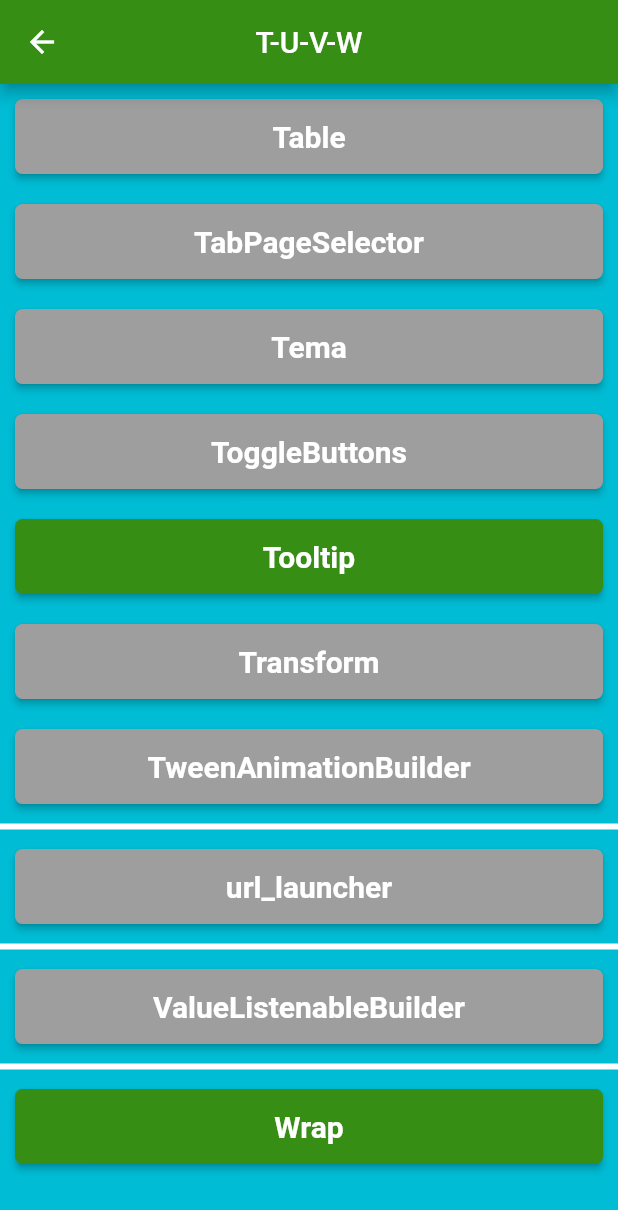
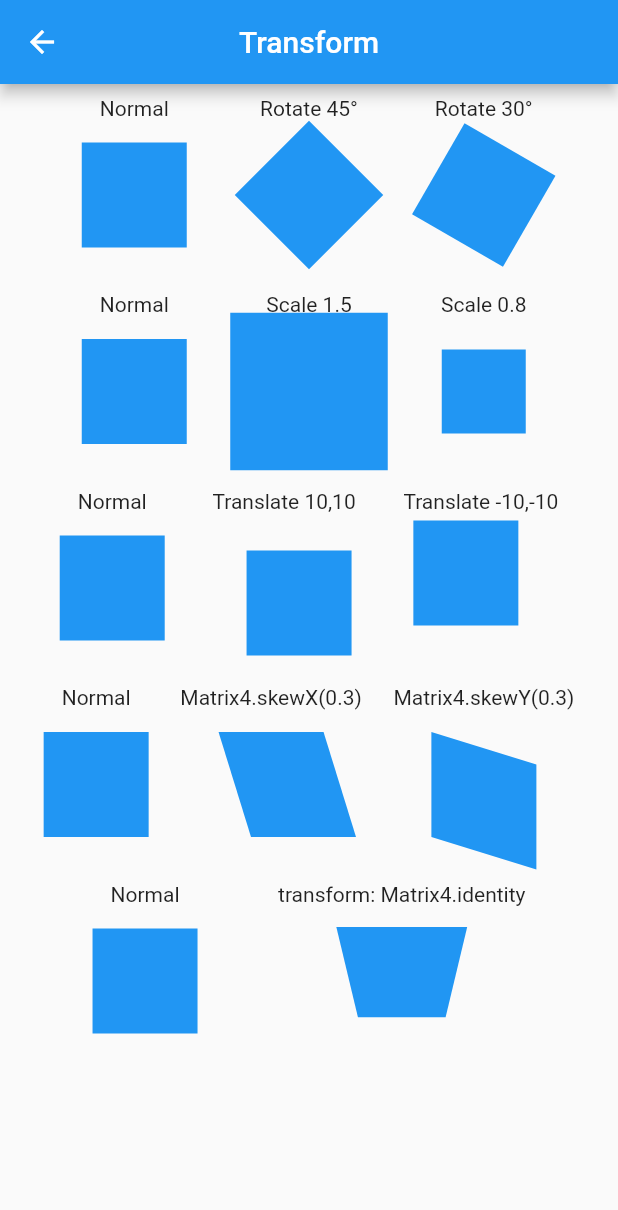
Before and after one commit to LuisPulenta/widgetsoftheweek, a Flutter app: the TUVWScreen screen opened directly, after a tap on "Transform", on a phone screen of 412 x 824 dp. Shown: the top 1210 px of the screen. Run offline on Flutter 3.47's test engine with Material 2 defaults, Android fonts, the phone set to English and light mode, and no system bars.

Commit message:
05Set2022

```diff
--- a/lib/screens/A/screens.dart
+++ b/lib/screens/A/screens.dart
@@ -1,2 +1,3 @@
 export 'package:widgetsoftheweek/screens/A/align_screen.dart';
 export 'package:widgetsoftheweek/screens/A/animated_container_screen.dart';
+export 'package:widgetsoftheweek/screens/A/animated_opacity_screen.dart';
--- a/lib/screens/PR/screens.dart
+++ b/lib/screens/PR/screens.dart
@@ -1 +1,2 @@
 export 'package:widgetsoftheweek/screens/PR/pageview_screen.dart';
+export 'package:widgetsoftheweek/screens/PR/placeholder_screen.dart';
--- a/lib/screens/TUVW/screens.dart
+++ b/lib/screens/TUVW/screens.dart
@@ -1,2 +1,3 @@
 export 'package:widgetsoftheweek/screens/TUVW/wrap_screen.dart';
 export 'package:widgetsoftheweek/screens/TUVW/tooltip_screen.dart';
+export 'package:widgetsoftheweek/screens/TUVW/transform_screen.dart';
--- /dev/null
+++ b/lib/screens/TUVW/transform_screen.dart
@@ -0,0 +1,215 @@
+import 'package:flutter/material.dart';
+import 'dart:math';
+
+class TransformScreen extends StatelessWidget {
+  const TransformScreen({Key? key}) : super(key: key);
+
+  @override
+  Widget build(BuildContext context) {
+    return Scaffold(
+      appBar: AppBar(
+        title: const Text('Transform'),
+        centerTitle: true,
+      ),
+      body: Center(
+        child: Padding(
+          padding: const EdgeInsets.all(8.0),
+          child: Column(
+            children: [
+              Row(
+                mainAxisAlignment: MainAxisAlignment.spaceEvenly,
+                children: [
+                  Column(
+                    children: const [
+                      Text("Normal"),
+                      SizedBox(
+                        height: 15,
+                      ),
+                      RectAzul(),
+                    ],
+                  ),
+                  Column(
+                    children: [
+                      const Text("Rotate 45°"),
+                      const SizedBox(
+                        height: 15,
+                      ),
+                      Transform.rotate(angle: pi / 4, child: const RectAzul()),
+                    ],
+                  ),
+                  Column(
+                    children: [
+                      const Text("Rotate 30°"),
+                      const SizedBox(
+                        height: 15,
+                      ),
+                      Transform.rotate(angle: pi / 6, child: const RectAzul()),
+                    ],
+                  )
+                ],
+              ),
+              const SizedBox(
+                height: 30,
+              ),
+              Row(
+                mainAxisAlignment: MainAxisAlignment.spaceEvenly,
+                children: [
+                  Column(
+                    children: const [
+                      Text("Normal"),
+                      SizedBox(
+                        height: 15,
+                      ),
+                      RectAzul(),
+                    ],
+                  ),
+                  Column(
+                    children: [
+                      const Text("Scale 1.5"),
+                      const SizedBox(
+                        height: 15,
+                      ),
+                      Transform.scale(scale: 1.5, child: const RectAzul()),
+                    ],
+                  ),
+                  Column(
+                    children: [
+                      const Text("Scale 0.8"),
+                      const SizedBox(
+                        height: 15,
+                      ),
+                      Transform.scale(scale: 0.8, child: const RectAzul()),
+                    ],
+                  )
+                ],
+              ),
+              const SizedBox(
+                height: 30,
+              ),
+              Row(
+                mainAxisAlignment: MainAxisAlignment.spaceEvenly,
+                children: [
+                  Column(
+                    children: const [
+                      Text("Normal"),
+                      SizedBox(
+                        height: 15,
+                      ),
+                      RectAzul(),
+                    ],
+                  ),
+                  Column(
+                    children: [
+                      const Text("Translate 10,10"),
+                      const SizedBox(
+                        height: 15,
+                      ),
+                      Transform.translate(
+                          offset: const Offset(10, 10),
+                          child: const RectAzul()),
+                    ],
+                  ),
+                  Column(
+                    children: [
+                      const Text("Translate -10,-10"),
+                      const SizedBox(
+                        height: 15,
+                      ),
+                      Transform.translate(
+                          offset: const Offset(-10, -10),
+                          child: const RectAzul()),
+                    ],
+                  )
+                ],
+              ),
+              const SizedBox(
+                height: 30,
+              ),
+              Row(
+                mainAxisAlignment: MainAxisAlignment.spaceEvenly,
+                children: [
+                  Column(
+                    children: const [
+                      Text("Normal"),
+                      SizedBox(
+                        height: 15,
+                      ),
+                      RectAzul(),
+                    ],
+                  ),
+                  Column(
+                    children: [
+                      const Text("Matrix4.skewX(0.3)"),
+                      const SizedBox(
+                        height: 15,
+                      ),
+                      Transform(
+                          transform: Matrix4.skewX(0.3),
+                          child: const RectAzul()),
+                    ],
+                  ),
+                  Column(
+                    children: [
+                      const Text("Matrix4.skewY(0.3)"),
+                      const SizedBox(
+                        height: 15,
+                      ),
+                      Transform(
+                          transform: Matrix4.skewY(0.3),
+                          child: const RectAzul()),
+                    ],
+                  )
+                ],
+              ),
+              const SizedBox(
+                height: 30,
+              ),
+              Row(
+                mainAxisAlignment: MainAxisAlignment.spaceEvenly,
+                children: [
+                  Column(
+                    children: const [
+                      Text("Normal"),
+                      SizedBox(
+                        height: 15,
+                      ),
+                      RectAzul(),
+                    ],
+                  ),
+                  Column(
+                    children: [
+                      const Text("transform: Matrix4.identity"),
+                      const SizedBox(
+                        height: 15,
+                      ),
+                      Transform(
+                          transform: Matrix4.identity()
+                            ..setEntry(3, 2, 0.01)
+                            ..rotateX(0.6),
+                          alignment: FractionalOffset.center,
+                          child: const RectAzul()),
+                    ],
+                  ),
+                ],
+              )
+            ],
+          ),
+        ),
+      ),
+    );
+  }
+}
+
+//--------------- Rectangulo ----------------
+class RectAzul extends StatelessWidget {
+  const RectAzul({Key? key}) : super(key: key);
+
+  @override
+  Widget build(BuildContext context) {
+    return Container(
+      width: 70,
+      height: 70,
+      decoration: const BoxDecoration(color: Colors.blue),
+    );
+  }
+}
--- a/lib/screens/tuvw_screen.dart
+++ b/lib/screens/tuvw_screen.dart
@@ -54,11 +54,13 @@ class TUVWScreen extends StatelessWidget {
                 ok: true,
               ),
               Boton(
-                  titulo: "Transform",
-                  screen: Container(),
-                  ancho: anchoBoton,
-                  alto: altoBoton,
-                  color: color),
+                titulo: "Transform",
+                screen: const TransformScreen(),
+                ancho: anchoBoton,
+                alto: altoBoton,
+                color: color,
+                ok: true,
+              ),
               Boton(
                   titulo: "TweenAnimationBuilder",
                   screen: Container(),
```
Also changed, not shown: lib/screens/A/animated_opacity_screen.dart (added, +65 -0 lines), lib/screens/PR/placeholder_screen.dart (added, +53 -0 lines), lib/screens/a_screen.dart (+7 -5 lines), lib/screens/pr_screen.dart (+9 -6 lines), 3 other files.
